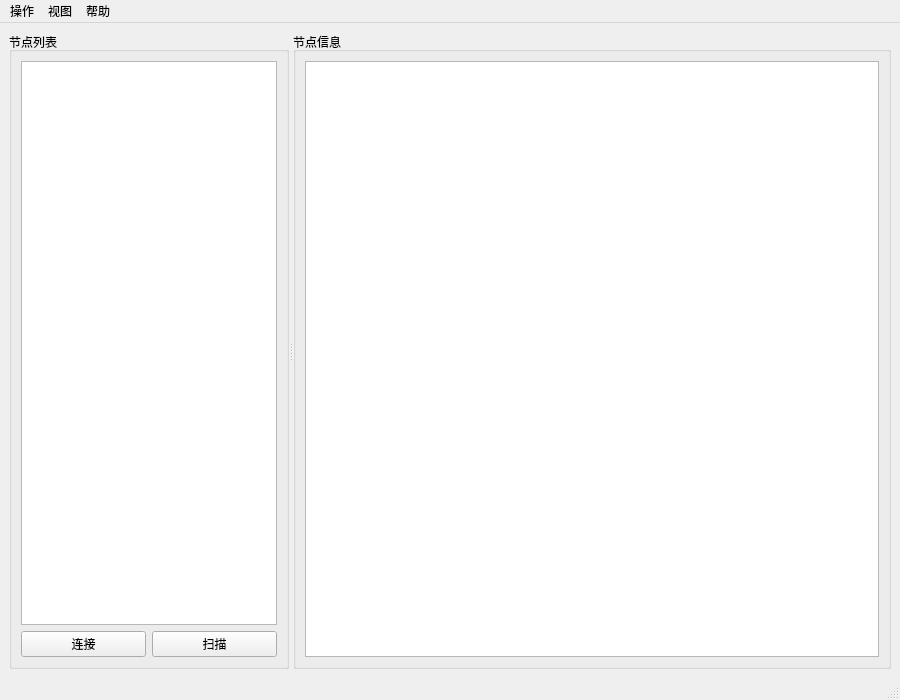
Qt form PC_control/FastPlanting/UI_MainWindow.ui (Unique-Workspace/Fast_Planting_System) before a commit.
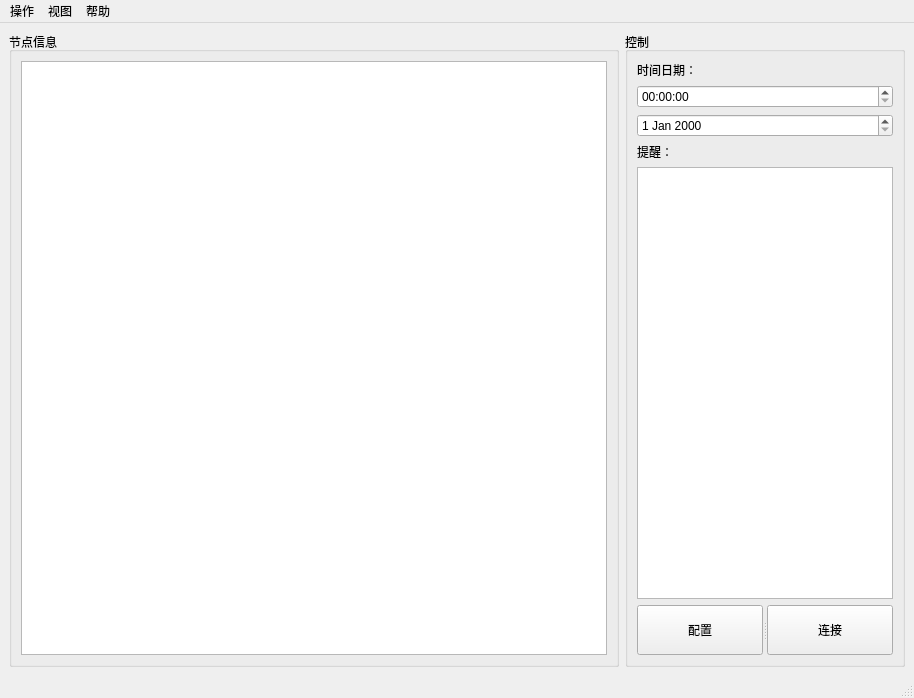
The same form after that commit.

Commit message: Improve PyQT mainwindow, use TableWidget to show the info.

```diff
--- a/PC_control/FastPlanting/UI_MainWindow.ui
+++ b/PC_control/FastPlanting/UI_MainWindow.ui
@@ -6,92 +6,16 @@
    <rect>
     <x>0</x>
     <y>0</y>
-    <width>900</width>
-    <height>700</height>
+    <width>914</width>
+    <height>698</height>
    </rect>
   </property>
   <property name="windowTitle">
    <string>MainWindow</string>
   </property>
   <widget class="QWidget" name="centralwidget">
-   <layout class="QHBoxLayout" name="horizontalLayout_4">
-    <item>
-     <widget class="QSplitter" name="splitter">
-      <property name="orientation">
-       <enum>Qt::Horizontal</enum>
-      </property>
-      <widget class="QGroupBox" name="editorBox">
-       <property name="sizePolicy">
-        <sizepolicy hsizetype="Expanding" vsizetype="Expanding">
-         <horstretch>0</horstretch>
-         <verstretch>0</verstretch>
-        </sizepolicy>
-       </property>
-       <property name="minimumSize">
-        <size>
-         <width>80</width>
-         <height>0</height>
-        </size>
-       </property>
-       <property name="maximumSize">
-        <size>
-         <width>280</width>
-         <height>16777215</height>
-        </size>
-       </property>
-       <property name="sizeIncrement">
-        <size>
-         <width>0</width>
-         <height>0</height>
-        </size>
-       </property>
-       <property name="baseSize">
-        <size>
-         <width>0</width>
-         <height>0</height>
-        </size>
-       </property>
-       <property name="title">
-        <string>节点列表</string>
-       </property>
-       <layout class="QHBoxLayout" name="horizontalLayout_2">
-        <item>
-         <layout class="QVBoxLayout" name="verticalLayout_2">
-          <item>
-           <widget class="QTableView" name="listTableView">
-            <property name="sizePolicy">
-             <sizepolicy hsizetype="Expanding" vsizetype="Expanding">
-              <horstretch>0</horstretch>
-              <verstretch>0</verstretch>
-             </sizepolicy>
-            </property>
-           </widget>
-          </item>
-          <item>
            <layout class="QHBoxLayout" name="horizontalLayout">
             <item>
-             <widget class="QPushButton" name="button_open_serial">
-              <property name="text">
-               <string>连接</string>
-              </property>
-             </widget>
-            </item>
-            <item>
-             <widget class="QPushButton" name="button_scan">
-              <property name="text">
-               <string>扫描</string>
-              </property>
-              <property name="checkable">
-               <bool>true</bool>
-              </property>
-             </widget>
-            </item>
-           </layout>
-          </item>
-         </layout>
-        </item>
-       </layout>
-      </widget>
       <widget class="QGroupBox" name="previewerBox">
        <property name="sizePolicy">
         <sizepolicy hsizetype="Expanding" vsizetype="Expanding">
@@ -118,6 +42,83 @@
         </item>
        </layout>
       </widget>
+    </item>
+    <item>
+     <widget class="QGroupBox" name="groupBox">
+      <property name="sizePolicy">
+       <sizepolicy hsizetype="Preferred" vsizetype="Preferred">
+        <horstretch>0</horstretch>
+        <verstretch>0</verstretch>
+       </sizepolicy>
+      </property>
+      <property name="maximumSize">
+       <size>
+        <width>280</width>
+        <height>16777215</height>
+       </size>
+      </property>
+      <property name="title">
+       <string>控制</string>
+      </property>
+      <layout class="QVBoxLayout" name="verticalLayout">
+       <item>
+        <widget class="QLabel" name="label_2">
+         <property name="text">
+          <string>时间日期：</string>
+         </property>
+        </widget>
+       </item>
+       <item>
+        <widget class="QTimeEdit" name="timeEdit"/>
+       </item>
+       <item>
+        <widget class="QDateEdit" name="dateEdit"/>
+       </item>
+       <item>
+        <widget class="QLabel" name="label">
+         <property name="text">
+          <string>提醒：</string>
+         </property>
+        </widget>
+       </item>
+       <item>
+        <widget class="QPlainTextEdit" name="plainTextEdit"/>
+       </item>
+       <item>
+        <widget class="QSplitter" name="splitter">
+         <property name="minimumSize">
+          <size>
+           <width>0</width>
+           <height>50</height>
+          </size>
+         </property>
+         <property name="orientation">
+          <enum>Qt::Horizontal</enum>
+         </property>
+         <widget class="QPushButton" name="button_config">
+          <property name="text">
+           <string>配置</string>
+          </property>
+          <property name="checkable">
+           <bool>false</bool>
+          </property>
+         </widget>
+         <widget class="QPushButton" name="button_open_serial">
+          <property name="text">
+           <string>连接</string>
+          </property>
+         </widget>
+        </widget>
+       </item>
+      </layout>
+      <zorder>button_open_serial</zorder>
+      <zorder>button_config</zorder>
+      <zorder>dateEdit</zorder>
+      <zorder>plainTextEdit</zorder>
+      <zorder>label</zorder>
+      <zorder>label_2</zorder>
+      <zorder>horizontalSpacer</zorder>
+      <zorder>timeEdit</zorder>
      </widget>
     </item>
    </layout>
@@ -127,7 +128,7 @@
     <rect>
      <x>0</x>
      <y>0</y>
-     <width>900</width>
+     <width>914</width>
      <height>23</height>
     </rect>
    </property>
```
Left out of the diff: 5 changed lines with no effect on the pictures. Lines whose indentation alone changed are shown as unchanged. The commit also changes 10 other files.
